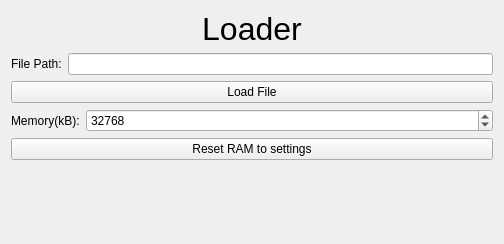
bstee615/armsim, file armsim/loaderwidget.ui: the form before one commit.
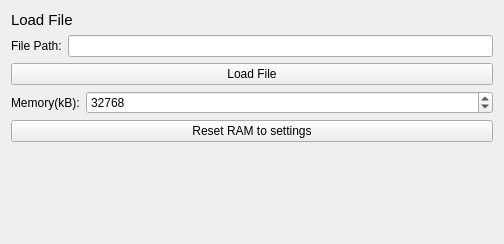
The form after the commit.

```diff
--- a/armsim/loaderwidget.ui
+++ b/armsim/loaderwidget.ui
@@ -18,17 +18,11 @@
     <widget class="QLabel" name="loaderLabel">
      <property name="font">
       <font>
-       <pointsize>24</pointsize>
+       <pointsize>11</pointsize>
       </font>
      </property>
      <property name="text">
-      <string>Loader</string>
-     </property>
-     <property name="alignment">
-      <set>Qt::AlignCenter</set>
-     </property>
-     <property name="margin">
-      <number>16</number>
+      <string>Load File</string>
      </property>
     </widget>
    </item>
```
Left out of the diff: 2 changed lines with no effect on the pictures.
